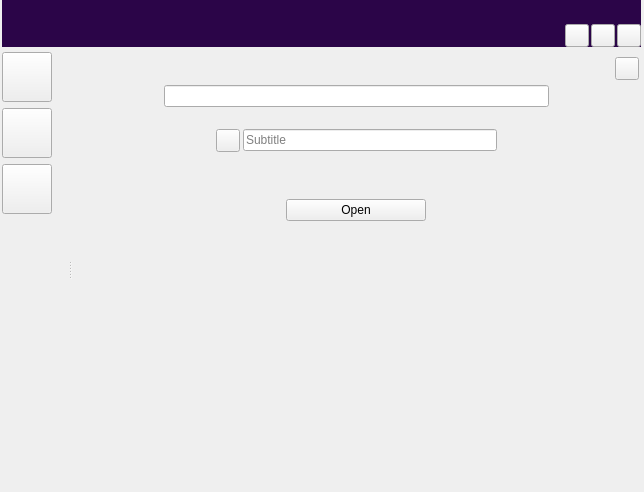
Qt form ui/home_view.ui (zkovari/plotlyst) before a commit.
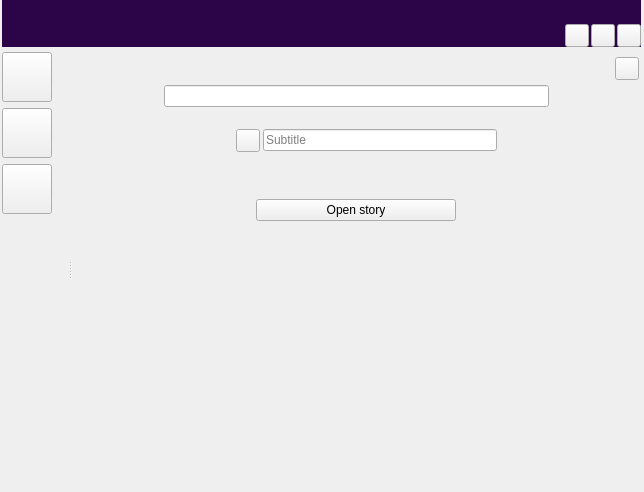
The same form after that commit. The open tabs and pages were chosen to show the change.

```diff
--- a/ui/home_view.ui
+++ b/ui/home_view.ui
@@ -570,6 +570,22 @@
                        <property name="bottomMargin">
                         <number>2</number>
                        </property>
+                       <item>
+                        <spacer name="horizontalSpacer_6">
+                         <property name="orientation">
+                          <enum>Qt::Horizontal</enum>
+                         </property>
+                         <property name="sizeType">
+                          <enum>QSizePolicy::Fixed</enum>
+                         </property>
+                         <property name="sizeHint" stdset="0">
+                          <size>
+                           <width>20</width>
+                           <height>20</height>
+                          </size>
+                         </property>
+                        </spacer>
+                       </item>
                        <item>
                         <widget class="QToolButton" name="iconSubtitle">
                          <property name="text">
@@ -638,7 +654,7 @@
                    </property>
                    <property name="minimumSize">
                     <size>
-                     <width>140</width>
+                     <width>200</width>
                      <height>0</height>
                     </size>
                    </property>
@@ -649,10 +665,7 @@
                     <string>Open story</string>
                    </property>
                    <property name="text">
-                    <string>Open</string>
-                   </property>
-                   <property name="highlighted" stdset="0">
-                    <bool>true</bool>
+                    <string>Open story</string>
                    </property>
                    <property name="base" stdset="0">
                     <bool>true</bool>
```
Left out of the diff: 3 changed lines with no effect on the pictures.
